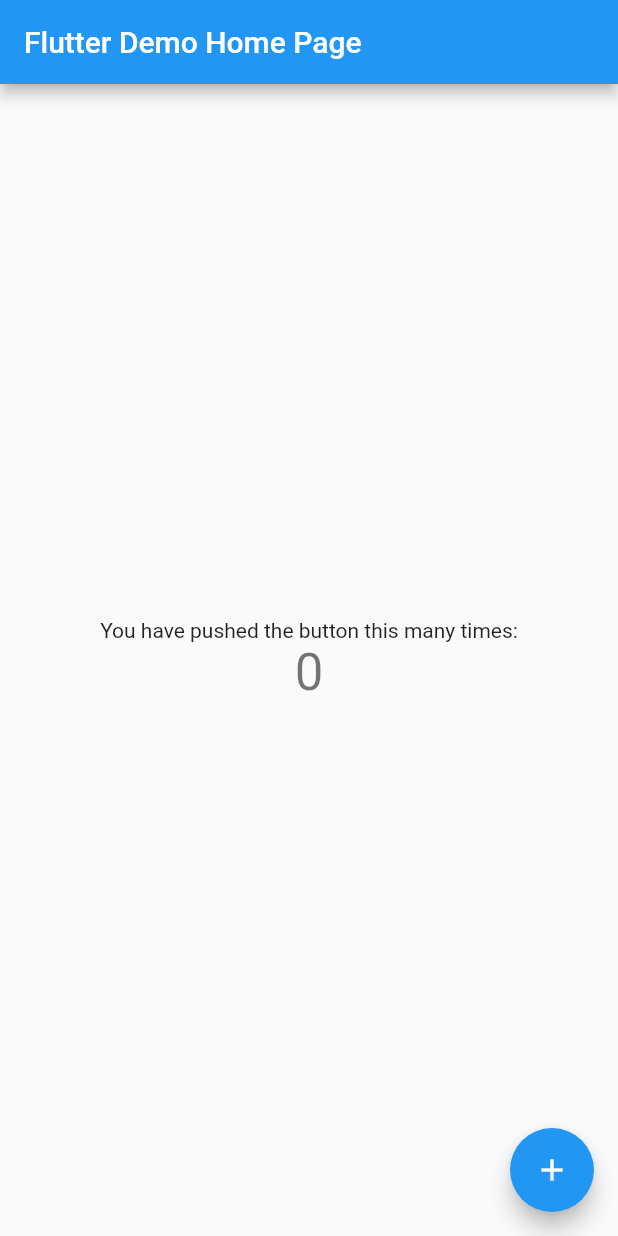
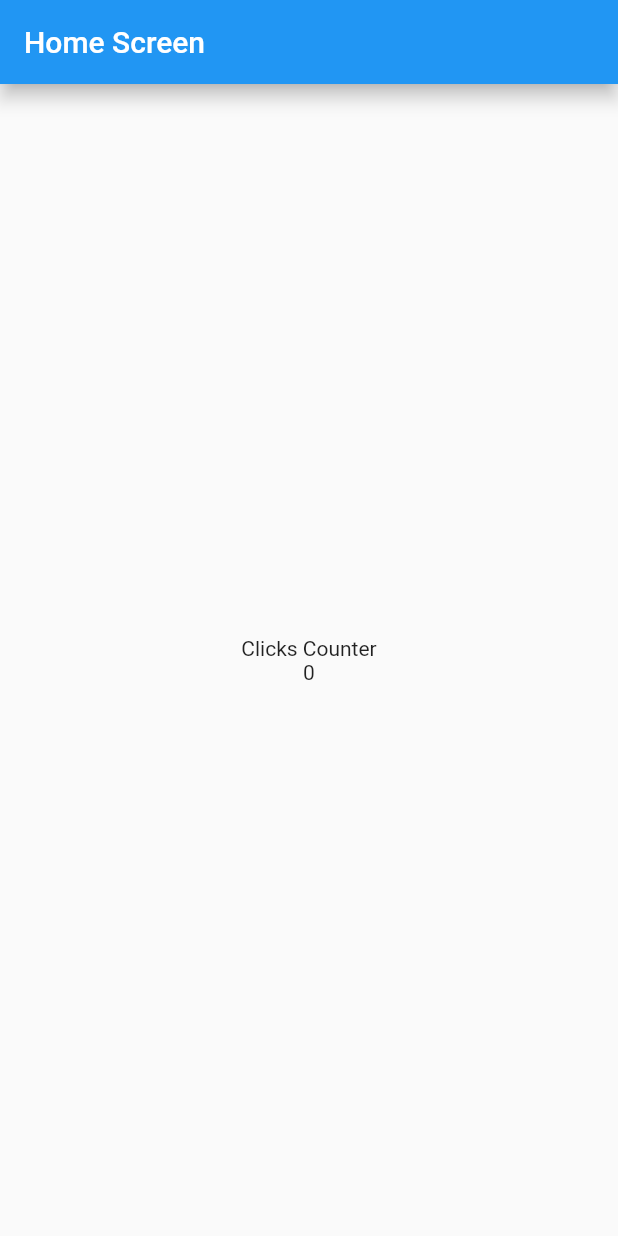
Before and after one commit to glijito/ibm_proyecto, a Flutter app: the screen it shows after launch, on a phone screen of 412 x 824 dp. Run offline on Flutter 3.47's test engine with Material 2 defaults, Android fonts, the phone set to English and light mode, and no system bars.

Commit message:
2 versionado commit Generador click counter

```diff
--- a/lib/main.dart
+++ b/lib/main.dart
@@ -1,115 +1,18 @@
 import 'package:flutter/material.dart';
+import 'package:ibm_proyecto/screens/home_Screen.dart';
 
 void main() {
-  runApp(const MyApp());
+    runApp(const MyApp());
 }
 
-class MyApp extends StatelessWidget {
+class MyApp extends StatelessWidget{
   const MyApp({super.key});
-
-  // This widget is the root of your application.
-  @override
-  Widget build(BuildContext context) {
-    return MaterialApp(
-      title: 'Flutter Demo',
-      theme: ThemeData(
-        // This is the theme of your application.
-        //
-        // Try running your application with "flutter run". You'll see the
-        // application has a blue toolbar. Then, without quitting the app, try
-        // changing the primarySwatch below to Colors.green and then invoke
-        // "hot reload" (press "r" in the console where you ran "flutter run",
-        // or simply save your changes to "hot reload" in a Flutter IDE).
-        // Notice that the counter didn't reset back to zero; the application
-        // is not restarted.
-        primarySwatch: Colors.blue,
-      ),
-      home: const MyHomePage(title: 'Flutter Demo Home Page'),
-    );
-  }
-}
-
-class MyHomePage extends StatefulWidget {
-  const MyHomePage({super.key, required this.title});
-
-  // This widget is the home page of your application. It is stateful, meaning
-  // that it has a State object (defined below) that contains fields that affect
-  // how it looks.
-
-  // This class is the configuration for the state. It holds the values (in this
-  // case the title) provided by the parent (in this case the App widget) and
-  // used by the build method of the State. Fields in a Widget subclass are
-  // always marked "final".
-
-  final String title;
-
-  @override
-  State<MyHomePage> createState() => _MyHomePageState();
-}
-
-class _MyHomePageState extends State<MyHomePage> {
-  int _counter = 0;
-
-  void _incrementCounter() {
-    setState(() {
-      // This call to setState tells the Flutter framework that something has
-      // changed in this State, which causes it to rerun the build method below
-      // so that the display can reflect the updated values. If we changed
-      // _counter without calling setState(), then the build method would not be
-      // called again, and so nothing would appear to happen.
-      _counter++;
-    });
-  }
 
   @override
   Widget build(BuildContext context) {
-    // This method is rerun every time setState is called, for instance as done
-    // by the _incrementCounter method above.
-    //
-    // The Flutter framework has been optimized to make rerunning build methods
-    // fast, so that you can just rebuild anything that needs updating rather
-    // than having to individually change instances of widgets.
-    return Scaffold(
-      appBar: AppBar(
-        // Here we take the value from the MyHomePage object that was created by
-        // the App.build method, and use it to set our appbar title.
-        title: Text(widget.title),
-      ),
-      body: Center(
-        // Center is a layout widget. It takes a single child and positions it
-        // in the middle of the parent.
-        child: Column(
-          // Column is also a layout widget. It takes a list of children and
-          // arranges them vertically. By default, it sizes itself to fit its
-          // children horizontally, and tries to be as tall as its parent.
-          //
-          // Invoke "debug painting" (press "p" in the console, choose the
-          // "Toggle Debug Paint" action from the Flutter Inspector in Android
-          // Studio, or the "Toggle Debug Paint" command in Visual Studio Code)
-          // to see the wireframe for each widget.
-          //
-          // Column has various properties to control how it sizes itself and
-          // how it positions its children. Here we use mainAxisAlignment to
-          // center the children vertically; the main axis here is the vertical
-          // axis because Columns are vertical (the cross axis would be
-          // horizontal).
-          mainAxisAlignment: MainAxisAlignment.center,
-          children: <Widget>[
-            const Text(
-              'You have pushed the button this many times:',
-            ),
-            Text(
-              '$_counter',
-              style: Theme.of(context).textTheme.headlineMedium,
-            ),
-          ],
-        ),
-      ),
-      floatingActionButton: FloatingActionButton(
-        onPressed: _incrementCounter,
-        tooltip: 'Increment',
-        child: const Icon(Icons.add),
-      ), // This trailing comma makes auto-formatting nicer for build methods.
-    );
+      return const MaterialApp(
+        debugShowCheckedModeBanner: false,
+        home: HomeScreen()
+      );
   }
 }
--- /dev/null
+++ b/lib/screens/home_Screen.dart
@@ -0,0 +1,28 @@
+import 'package:flutter/material.dart';
+
+class HomeScreen extends StatelessWidget{
+
+  const HomeScreen({super.key});
+
+  @override
+  Widget build(BuildContext context) {
+
+    return  Scaffold(
+      appBar: AppBar(
+        title: const Text("Home Screen"),
+        elevation: 5.0,
+      ),
+      body: Center(
+        child: Column(
+            mainAxisAlignment: MainAxisAlignment.center,
+            children: const [
+               Text("Clicks Counter"),
+               Text("0")
+            ],
+          ),
+      )
+    );
+  }
+
+
+}
```
Also changed, not shown: 1 other file.
